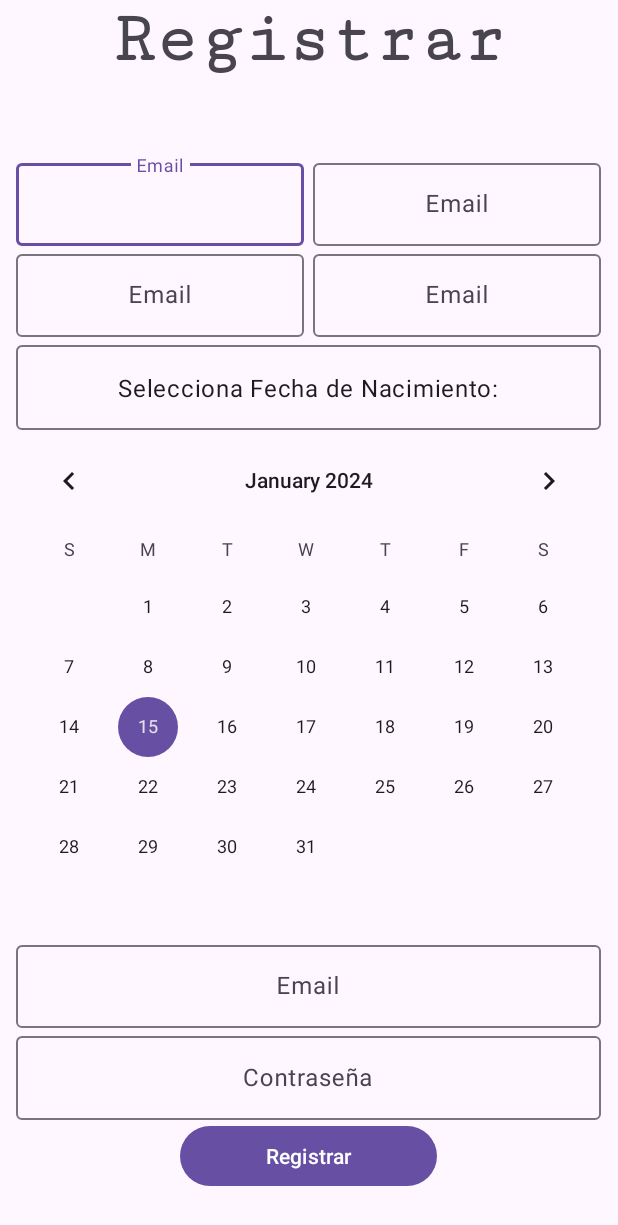
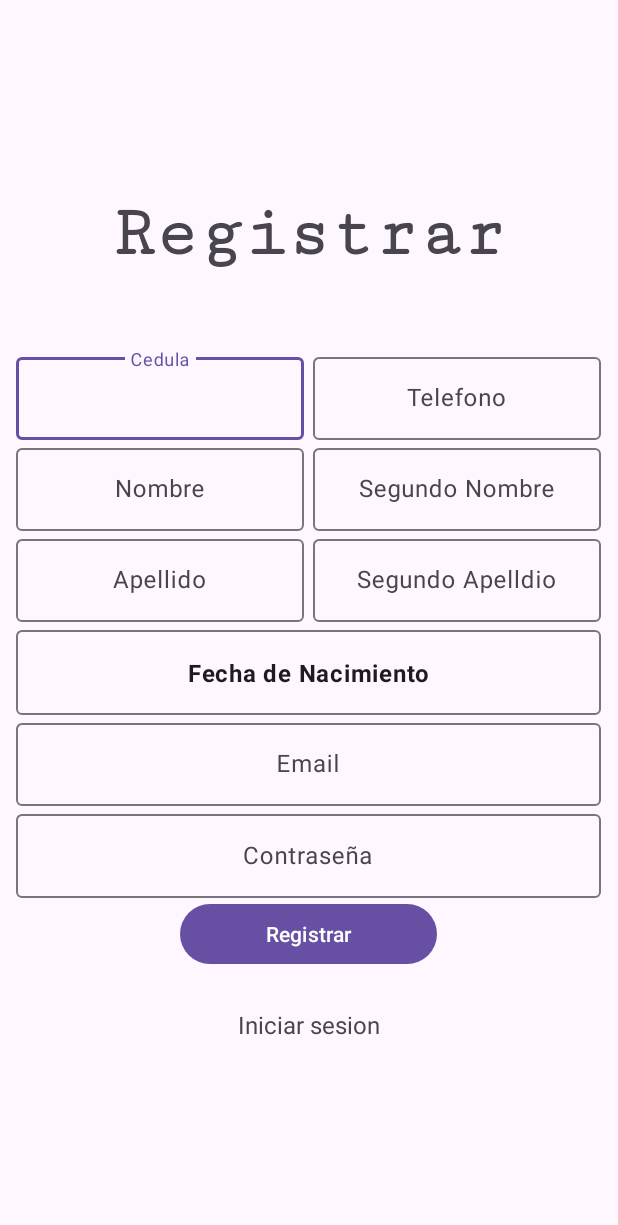
Before and after one commit to Sanchez70/ProyectoMovilWebM4A, an Android app: the Registrar screen opened directly, with no data from a screen before it, on a phone screen of 412 x 824 dp. Shown: the top 1225 px of the screen. Run offline under Robolectric (Android 15) with nearby library versions, the phone set to English and light mode, and no system bars; our stand-ins replace Firebase (no records; nobody signed in at launch, a user with empty details on screens opened directly).

Commit message:
Cmbios en registrar

```diff
--- a/app/src/main/java/com/ista/zhotel/Registrar.java
+++ b/app/src/main/java/com/ista/zhotel/Registrar.java
@@ -14,16 +14,24 @@ import android.widget.Toast;
 
 import com.google.android.gms.tasks.OnCompleteListener;
 import com.google.android.gms.tasks.Task;
+import com.google.android.material.datepicker.CalendarConstraints;
+import com.google.android.material.datepicker.MaterialDatePicker;
+import com.google.android.material.datepicker.MaterialPickerOnPositiveButtonClickListener;
 import com.google.android.material.textfield.TextInputEditText;
 import com.google.firebase.auth.AuthResult;
 import com.google.firebase.auth.FirebaseAuth;
 import com.google.firebase.auth.FirebaseUser;
+
+import java.text.SimpleDateFormat;
+import java.util.Calendar;
+import java.util.Locale;
 
 public class Registrar extends AppCompatActivity {
     TextInputEditText emailText, paswordText;
     Button boton1;
     TextView textView1;
     private FirebaseAuth mAuth;
+    private TextView birthDateTextView;
     public void onStart () {
         super.onStart();
         FirebaseUser currentUser = mAuth.getCurrentUser();
@@ -40,18 +48,7 @@ public class Registrar extends AppCompatActivity {
         mAuth = FirebaseAuth.getInstance();
         boton1= findViewById(R.id.button);
         textView1 = findViewById(R.id.textViewRe);
-        TextView textView = findViewById(R.id.textView);
-        CalendarView calendarView = findViewById(R.id.calendarView);
-
-        // Establecer un listener para manejar eventos de selección de fecha
-        calendarView.setOnDateChangeListener(new CalendarView.OnDateChangeListener() {
-            @Override
-            public void onSelectedDayChange(@NonNull CalendarView view, int year, int month, int dayOfMonth) {
-                // Manejar la fecha seleccionada
-                String selectedDate = dayOfMonth + "/" + (month + 1) + "/" + year;
-                Toast.makeText(Registrar.this, "Fecha seleccionada: " + selectedDate, Toast.LENGTH_SHORT).show();
-            }
-        });
+        calendar();
         textView1.setOnClickListener(new View.OnClickListener() {
             @Override
             public void onClick(View v) {
@@ -96,7 +93,44 @@ public class Registrar extends AppCompatActivity {
         });
 
     }
+    public void calendar(){
 
 
+            birthDateTextView = findViewById(R.id.birthDateTextView);
+
+            birthDateTextView.setOnClickListener(new View.OnClickListener() {
+                @Override
+                public void onClick(View v) {
+                    showDatePicker();
+                }
+            });
+        }
+
+        private void showDatePicker() {
+            CalendarConstraints.Builder constraintsBuilder = new CalendarConstraints.Builder();
+            // Puedes personalizar las restricciones del calendario según tus necesidades.
+
+            MaterialDatePicker.Builder<Long> builder = MaterialDatePicker.Builder.datePicker();
+            builder.setTitleText("Selecciona tu fecha de nacimiento");
+            builder.setCalendarConstraints(constraintsBuilder.build());
+
+            MaterialDatePicker<Long> datePicker = builder.build();
+
+            datePicker.addOnPositiveButtonClickListener(new MaterialPickerOnPositiveButtonClickListener<Long>() {
+                @Override
+                public void onPositiveButtonClick(Long selection) {
+                    // Manejar la fecha seleccionada
+                    Calendar calendar = Calendar.getInstance();
+                    calendar.setTimeInMillis(selection);
+
+                    SimpleDateFormat dateFormat = new SimpleDateFormat("dd/MM/yyyy", Locale.getDefault());
+                    String selectedDate = dateFormat.format(calendar.getTime());
+
+                    birthDateTextView.setText(selectedDate);
+                }
+            });
+
+            datePicker.show(getSupportFragmentManager(), "DATE_PICKER_TAG");
+        }
 
 }
--- a/app/src/main/res/layout/activity_registrar.xml
+++ b/app/src/main/res/layout/activity_registrar.xml
@@ -21,6 +21,46 @@
     <Space
         android:layout_width="match_parent"
         android:layout_height="50dp" />
+    <LinearLayout
+        android:layout_width="match_parent"
+        android:layout_height="wrap_content"
+        android:gravity="center"
+        android:orientation="horizontal">
+
+        <com.google.android.material.textfield.TextInputLayout
+
+            android:layout_width="198dp"
+            android:layout_height="wrap_content"
+            android:gravity="center">
+
+            <com.google.android.material.textfield.TextInputEditText
+                android:id="@+id/cedula"
+                android:layout_width="192dp"
+                android:layout_height="55dp"
+                android:gravity="center"
+                android:hint="Cedula"
+                tools:ignore="SpeakableTextPresentCheck" />
+
+
+        </com.google.android.material.textfield.TextInputLayout>
+
+        <com.google.android.material.textfield.TextInputLayout
+
+            android:layout_width="198dp"
+            android:layout_height="wrap_content"
+            android:gravity="center">
+
+            <com.google.android.material.textfield.TextInputEditText
+                android:id="@+id/telefono"
+                android:layout_width="192dp"
+                android:layout_height="55dp"
+                android:gravity="center"
+                android:hint="Telefono"
+                tools:ignore="SpeakableTextPresentCheck" />
+
+
+        </com.google.android.material.textfield.TextInputLayout>
+    </LinearLayout>
 
     <LinearLayout
         android:layout_width="match_parent"
@@ -35,11 +75,11 @@
             android:gravity="center">
 
             <com.google.android.material.textfield.TextInputEditText
-                android:id="@+id/Apelldio"
+                android:id="@+id/Nombre"
                 android:layout_width="192dp"
                 android:layout_height="55dp"
                 android:gravity="center"
-                android:hint="Email"
+                android:hint="Nombre"
                 tools:ignore="SpeakableTextPresentCheck" />
 
 
@@ -52,11 +92,11 @@
             android:gravity="center">
 
             <com.google.android.material.textfield.TextInputEditText
-                android:id="@+id/Apelldio1"
+                android:id="@+id/Nombre1"
                 android:layout_width="192dp"
                 android:layout_height="55dp"
                 android:gravity="center"
-                android:hint="Email"
+                android:hint="Segundo Nombre"
                 tools:ignore="SpeakableTextPresentCheck" />
 
 
@@ -79,11 +119,11 @@
             android:gravity="center">
 
             <com.google.android.material.textfield.TextInputEditText
-                android:id="@+id/Nombre"
+                android:id="@+id/Apellido"
                 android:layout_width="192dp"
                 android:layout_height="55dp"
                 android:gravity="center"
-                android:hint="Email"
+                android:hint="Apellido"
                 tools:ignore="SpeakableTextPresentCheck" />
 
 
@@ -96,11 +136,11 @@
             android:gravity="center">
 
             <com.google.android.material.textfield.TextInputEditText
-                android:id="@+id/Nombre1"
+                android:id="@+id/Apellido1"
                 android:layout_width="192dp"
                 android:layout_height="55dp"
                 android:gravity="center"
-                android:hint="Email"
+                android:hint="Segundo Apelldio"
                 tools:ignore="SpeakableTextPresentCheck" />
 
 
@@ -118,18 +158,19 @@
         android:gravity="center">
 
         <com.google.android.material.textfield.TextInputEditText
-            android:id="@+id/textView"
+            android:id="@+id/birthDateTextView"
             android:layout_width="390dp"
             android:layout_height="wrap_content"
-            android:text="Selecciona Fecha de Nacimiento:"
+            android:clickable="true"
+            android:focusable="false"
             android:gravity="center"
+            android:text="Fecha de Nacimiento"
+            android:textAllCaps="false"
+            android:textStyle="bold"
             tools:ignore="SpeakableTextPresentCheck" />
-        <CalendarView
-            android:id="@+id/calendarView"
-            android:layout_width="match_parent"
-            android:layout_height="match_parent"
-            android:layout_below="@id/textView"/>
     </com.google.android.material.textfield.TextInputLayout>
+
+
     <Space
         android:layout_width="match_parent"
         android:layout_height="wrap_content" />
```
